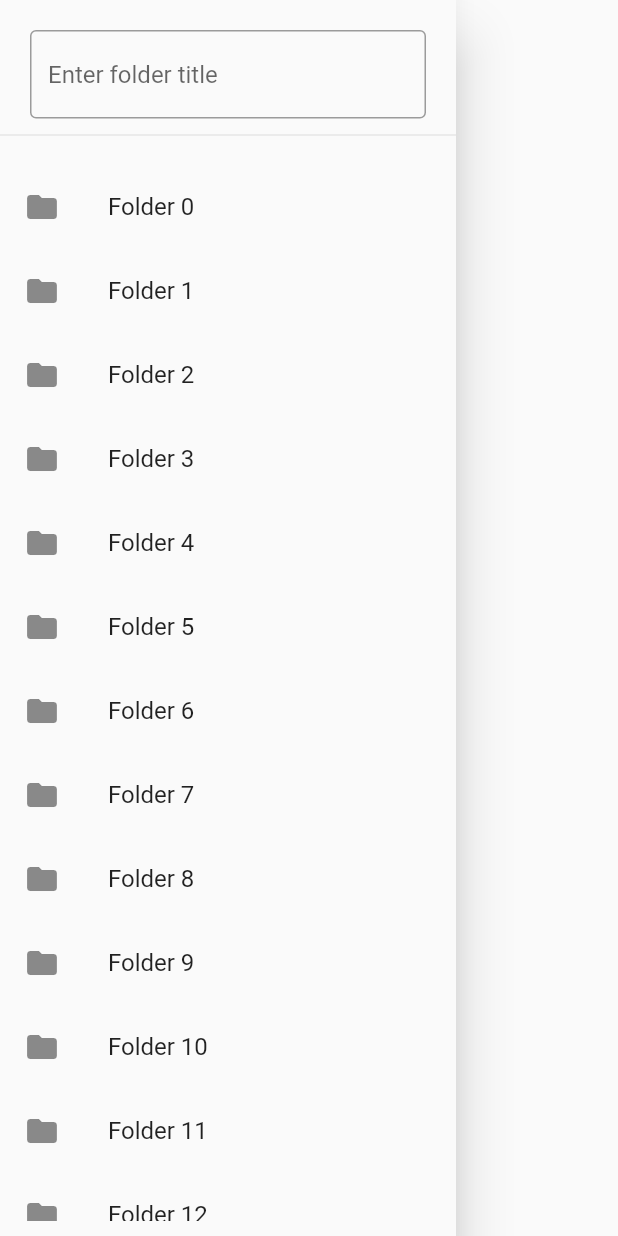
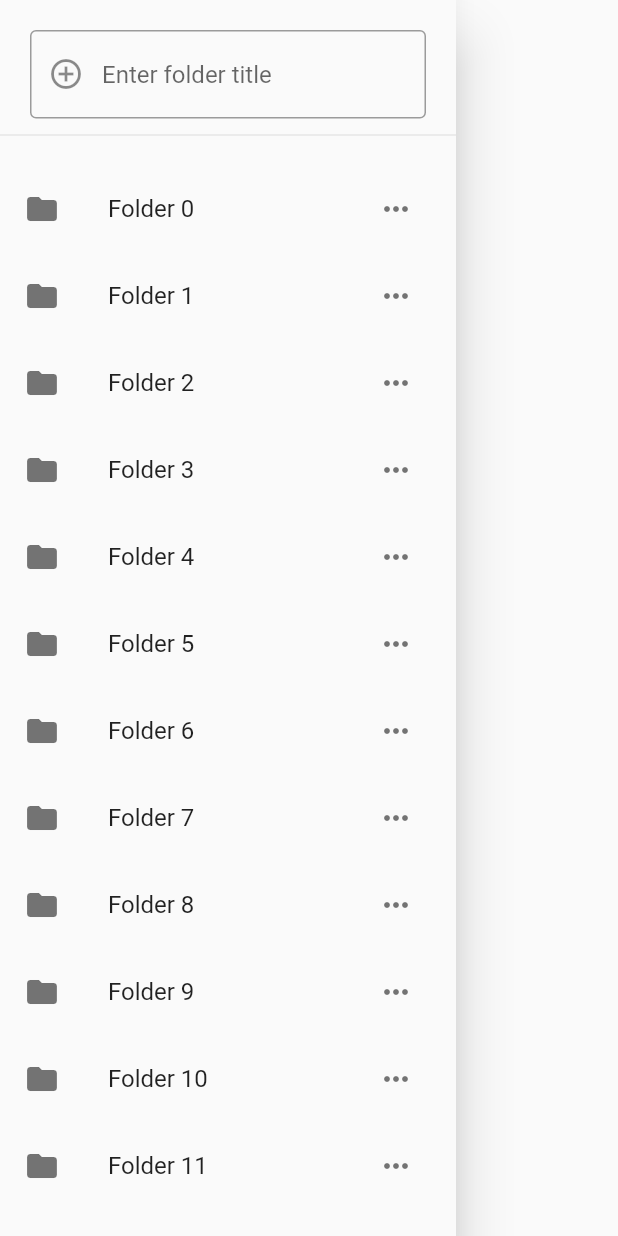
Before and after one commit to gdsc-fuv/summarizer, a Flutter app: the NavDrawer widget shown alone on an empty page, opened directly, on a phone screen of 412 x 824 dp. Run offline on Flutter 3.47's test engine with Material 2 defaults, Android fonts, the light colour scheme and no system bars.

Commit message:
Giang new

```diff
--- a/lib/widgets/left_panel.dart
+++ b/lib/widgets/left_panel.dart
@@ -28,7 +28,8 @@ class _NavDrawerState extends State<NavDrawer> {
                 child: TextField(
                   decoration: InputDecoration(
                     border: OutlineInputBorder(),
-                    hintText: 'Enter folder title',
+                    prefixIcon: Icon(Icons.add_circle_outline),
+                    hintText: 'Enter folder title   ',
                   ),
                 ),
               ),
@@ -42,10 +43,23 @@ class _NavDrawerState extends State<NavDrawer> {
                   controller: _firstController,
                   itemCount: 20,
                   itemBuilder: (BuildContext context, int index) {
-                    return ListTile(
-                        leading: const Icon(Icons.folder),
-                        title: Text('Folder $index'),
-                        onTap: () => {Navigator.of(context).pop()});
+                    return ExpansionTile(
+                      initiallyExpanded: false,
+                      leading: const Icon(Icons.folder),
+                      title: Text('Folder $index'),
+                      trailing: IconButton(
+                          icon: const Icon(Icons.more_horiz), onPressed: () {}),
+                      children: [
+                        ListTile(
+                            onTap: () {},
+                            leading: const Icon(Icons.folder),
+                            title: Text('Folder $index'),
+                            contentPadding: const EdgeInsets.only(left: 50),
+                            trailing: IconButton(
+                                icon: const Icon(Icons.more_horiz),
+                                onPressed: () {})),
+                      ],
+                    );
                   }),
             ),
           ],
@@ -54,3 +68,66 @@ class _NavDrawerState extends State<NavDrawer> {
     });
   }
 }
+
+// import 'package:flutter/material.dart';
+
+// class NavDrawer extends StatefulWidget {
+//   const NavDrawer({Key? key}) : super(key: key);
+
+//   @override
+//   State<NavDrawer> createState() => _NavDrawerState();
+// }
+
+// class _NavDrawerState extends State<NavDrawer> {
+//   final ScrollController _firstController = ScrollController();
+
+//   @override
+//   Widget build(BuildContext context) {
+//     const double searchContainerHeight = 110;
+
+//     return LayoutBuilder(
+//         builder: (BuildContext context, BoxConstraints constraints) {
+//       return Drawer(
+//         child: ListView(
+//           children: [
+//             const SizedBox(
+//               height: searchContainerHeight,
+//               child: DrawerHeader(
+//                 padding: EdgeInsets.symmetric(horizontal: 20),
+//                 margin: EdgeInsets.symmetric(vertical: 20),
+//                 child: TextField(
+//                   decoration: InputDecoration(
+//                     border: OutlineInputBorder(),
+//                     prefixIcon: Icon(Icons.add_circle_outline),
+//                     hintText: 'Enter folder title   ',
+//                   ),
+//                 ),
+//               ),
+//             ),
+//             Container(
+//               height:
+//                   MediaQuery.of(context).size.height - searchContainerHeight,
+//               padding: const EdgeInsets.only(bottom: 10),
+//               child: ListView.builder(
+//                   // physics: ClampingScrollPhysics(),
+//                   controller: _firstController,
+//                   itemCount: 20,
+//                   itemBuilder: (BuildContext context, int index) {
+//                     return DropdownButton(
+//                       child: ListTile(
+//                           onTap: () {},
+//                           leading: const Icon(Icons.folder),
+//                           title: Text('Folder $index'),
+//                           trailing: IconButton(
+//                               icon: const Icon(Icons.more_horiz),
+//                               onPressed: () {})
+//                       ),
+//                     );
+//                   }),
+//             ),
+//           ],
+//         ),
+//       );
+//     });
+//   }
+// }
```
Also changed, not shown: pubspec.yaml (+8 -4 lines).
